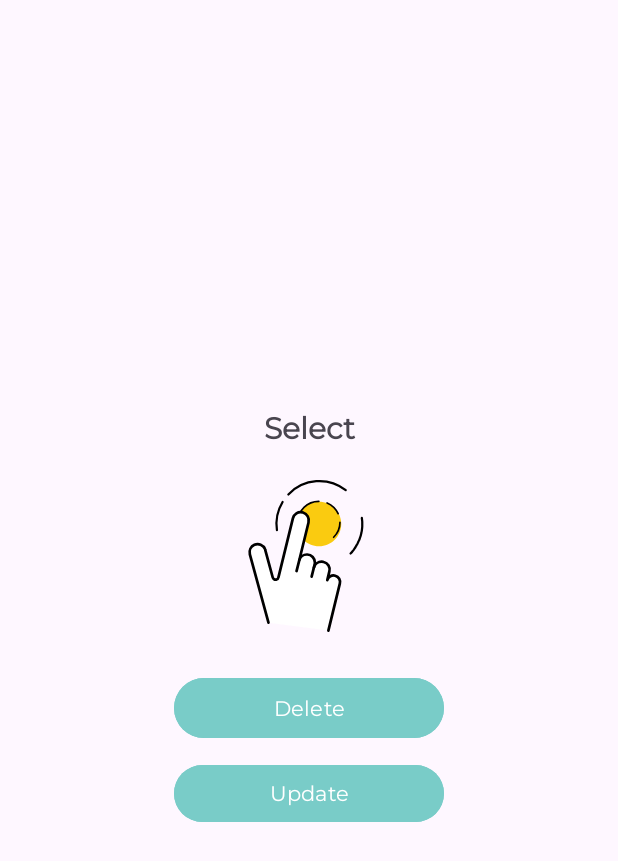
After one commit to jamirou/Personal_Schedule, an Android app: the layout dialog_box_options_contact.xml on its own in the app's theme, with its tools: preview values and no code run, on a phone screen of 412 x 824 dp. The commit adds this screen. Shown: the top 861 px of the screen. Run offline under Robolectric (Android 15) with nearby library versions, the phone set to English and light mode, and no system bars.

Commit message:
nuevo cuadro de dialogo para eliminar contacto

```diff
--- /dev/null
+++ b/app/src/main/res/drawable-anydpi/ic_delete_c.xml
@@ -0,0 +1,11 @@
+<vector xmlns:android="http://schemas.android.com/apk/res/android"
+    android:width="24dp"
+    android:height="24dp"
+    android:viewportWidth="24"
+    android:viewportHeight="24"
+    android:tint="@color/black"
+    android:alpha="0.8">
+  <path
+      android:fillColor="@android:color/white"
+      android:pathData="M6,19c0,1.1 0.9,2 2,2h8c1.1,0 2,-0.9 2,-2V7H6v12zM19,4h-3.5l-1,-1h-5l-1,1H5v2h14V4z"/>
+</vector>
--- /dev/null
+++ b/app/src/main/res/drawable-anydpi/ic_update_c.xml
@@ -0,0 +1,11 @@
+<vector xmlns:android="http://schemas.android.com/apk/res/android"
+    android:width="24dp"
+    android:height="24dp"
+    android:viewportWidth="24"
+    android:viewportHeight="24"
+    android:tint="@color/black"
+    android:alpha="0.8">
+  <path
+      android:fillColor="@android:color/white"
+      android:pathData="M21,10.12h-6.78l2.74,-2.82c-2.73,-2.7 -7.15,-2.8 -9.88,-0.1c-2.73,2.71 -2.73,7.08 0,9.79s7.15,2.71 9.88,0C18.32,15.65 19,14.08 19,12.1h2c0,1.98 -0.88,4.55 -2.64,6.29c-3.51,3.48 -9.21,3.48 -12.72,0c-3.5,-3.47 -3.53,-9.11 -0.02,-12.58s9.14,-3.47 12.65,0L21,3V10.12zM12.5,8v4.25l3.5,2.08l-0.72,1.21L11,13V8H12.5z"/>
+</vector>
--- /dev/null
+++ b/app/src/main/res/layout/dialog_box_options_contact.xml
@@ -0,0 +1,52 @@
+<?xml version="1.0" encoding="utf-8"?>
+<androidx.appcompat.widget.LinearLayoutCompat xmlns:android="http://schemas.android.com/apk/res/android"
+    xmlns:app="http://schemas.android.com/apk/res-auto"
+    android:layout_width="300dp"
+    android:layout_height="300dp"
+    android:layout_gravity="center"
+    android:orientation="vertical"
+    android:padding="10dp">
+
+    <TextView
+        android:layout_width="match_parent"
+        android:layout_height="wrap_content"
+        android:fontFamily="@font/nunitosans"
+        android:gravity="center"
+        android:text="@string/ChooseOptionContactTXT"
+        android:textSize="20sp"
+        android:textStyle="bold" />
+
+    <com.airbnb.lottie.LottieAnimationView
+        android:layout_width="match_parent"
+        android:layout_height="130dp"
+        android:layout_gravity="center"
+        android:layout_marginTop="10dp"
+        app:lottie_autoPlay="true"
+        app:lottie_fileName="tap.json"
+        app:lottie_imageAssetsFolder="assets"
+        app:lottie_loop="true" />
+
+    <Button
+        android:id="@+id/Btn_delete_Contact"
+        android:layout_width="180dp"
+        android:layout_height="wrap_content"
+        android:layout_gravity="center"
+        android:layout_marginTop="10dp"
+        android:backgroundTint="@color/color_Button"
+        android:drawableStart="@drawable/ic_delete_c"
+        android:fontFamily="@font/nunitosans"
+        android:text="@string/Btn_delete_Contact" />
+
+    <Button
+        android:id="@+id/Btn_Update_Contact"
+        android:layout_width="180dp"
+        android:layout_height="wrap_content"
+        android:backgroundTint="@color/color_Button"
+        android:layout_gravity="center"
+        android:layout_marginTop="10dp"
+        android:drawableStart="@drawable/ic_update_c"
+        android:fontFamily="@font/nunitosans"
+        android:text="@string/Btn_Update_Contact" />
+
+
+</androidx.appcompat.widget.LinearLayoutCompat>
--- a/app/src/main/res/values/strings.xml
+++ b/app/src/main/res/values/strings.xml
@@ -111,6 +111,10 @@
     <string name="ValidateTXT">Name required</string>
     <string name="Btn_Validate_register_C">OK</string>
 
+    <!--    DIALOG BOX CONTACT OPTIONS-->
+    <string name="ChooseOptionContactTXT">Select</string>
+    <string name="Btn_delete_Contact">Delete</string>
+    <string name="Btn_Update_Contact">Update</string>
 
     <!--    DIALOG VERIFIED ACCOUNT-->
     <string name="Verified_Account_TXT">Account verified</string>
```
Also changed, not shown: app/src/main/assets/tap.json (added, +1 -0 lines), app/src/main/res/drawable-hdpi/ic_delete_c.png (added), app/src/main/res/drawable-hdpi/ic_update_c.png (added), app/src/main/res/drawable-mdpi/ic_delete_c.png (added), app/src/main/res/drawable-mdpi/ic_update_c.png (added), app/src/main/res/drawable-xhdpi/ic_delete_c.png (added), app/src/main/res/drawable-xhdpi/ic_update_c.png (added), app/src/main/res/drawable-xxhdpi/ic_delete_c.png (added), app/src/main/res/drawable-xxhdpi/ic_update_c.png (added).
